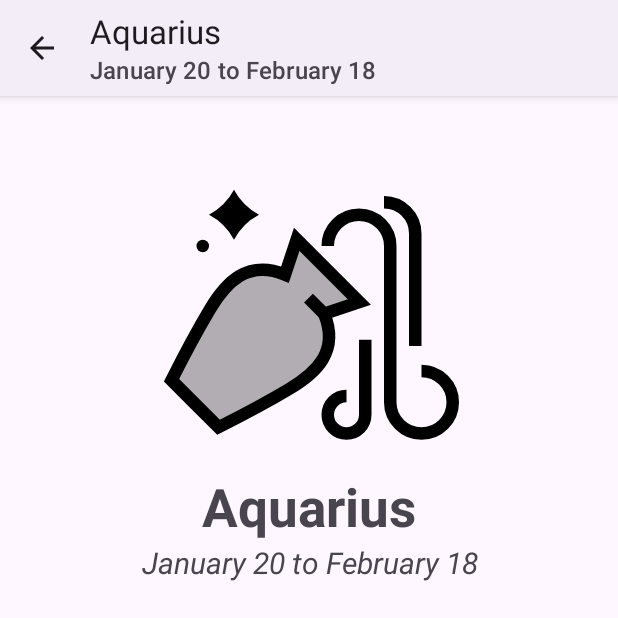
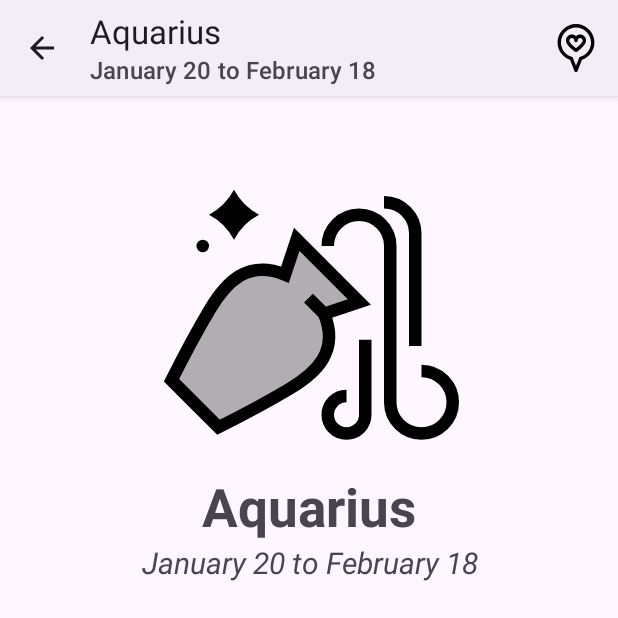
Before and after one commit to EdsDumpster/Horos-Exercise, an Android app: the screen it shows after launch (DetailActivity), after a tap on "Aquarius", on a phone screen of 412 x 824 dp, the top half of it. Run offline under Robolectric (Android 15) with nearby library versions, the phone set to English and light mode, and no system bars; 1 other tap on this screen came first.

Commit message:
Implement a Session to save a favorite sign and draw it in the app.

```diff
--- a/app/src/main/AndroidManifest.xml
+++ b/app/src/main/AndroidManifest.xml
@@ -12,10 +12,10 @@
         android:supportsRtl="true"
         android:theme="@style/Theme.HorosExercise">
         <activity
-            android:name=".DetailActivity"
+            android:name=".activities.DetailActivity"
             android:exported="false" />
         <activity
-            android:name=".MainActivity"
+            android:name=".activities.MainActivity"
             android:exported="true">
             <intent-filter>
                 <action android:name="android.intent.action.MAIN" />
--- /dev/null
+++ b/app/src/main/java/com/example/horos_exercise/SessionManager.kt
@@ -0,0 +1,24 @@
+package com.example.horos_exercise
+
+import android.content.Context
+import android.content.SharedPreferences
+
+class SessionManager(context: Context) {
+
+    val sharedPreferences: SharedPreferences = context.getSharedPreferences("horoscope_session", Context.MODE_PRIVATE)
+
+    fun setFavorite(horoscopeId: String) {
+        val editor = sharedPreferences.edit()
+        editor.putString("FAVORITE_HOROSCOPE_ID", horoscopeId)
+        editor.apply()
+    }
+
+    fun getFavorite(): String {
+        return sharedPreferences.getString("FAVORITE_HOROSCOPE_ID", "")!!
+    }
+
+    fun isFavorite(horoscopeId: String): Boolean {
+        return horoscopeId == getFavorite()
+    }
+
+}
--- a/app/src/main/java/com/example/horos_exercise/DetailActivity.kt
+++ b/app/src/main/java/com/example/horos_exercise/activities/DetailActivity.kt
@@ -1,6 +1,7 @@
-package com.example.horos_exercise
+package com.example.horos_exercise.activities
 
 import android.os.Bundle
+import android.view.Menu
 import android.view.MenuItem
 import android.widget.ImageView
 import android.widget.TextView
@@ -8,12 +9,22 @@ import androidx.activity.enableEdgeToEdge
 import androidx.appcompat.app.AppCompatActivity
 import androidx.core.view.ViewCompat
 import androidx.core.view.WindowInsetsCompat
+import com.example.horos_exercise.R
+import com.example.horos_exercise.SessionManager
+import com.example.horos_exercise.ZodiacList
 
 class DetailActivity : AppCompatActivity() {
 
     lateinit var nameView: TextView
     lateinit var dateView: TextView
     lateinit var iconView: ImageView
+
+    lateinit var horoscope: ZodiacList
+
+    lateinit var session: SessionManager
+    lateinit var favoriteMenu: MenuItem
+
+    var isFavorite = false
 
     override fun onCreate(savedInstanceState: Bundle?) {
         super.onCreate(savedInstanceState)
@@ -24,7 +35,7 @@ class DetailActivity : AppCompatActivity() {
             v.setPadding(systemBars.left, systemBars.top, systemBars.right, systemBars.bottom)
             insets
         }
-
+        session = SessionManager(this)
 
         nameView = findViewById(R.id.ivName)
         dateView = findViewById(R.id.ivDate)
@@ -32,7 +43,11 @@ class DetailActivity : AppCompatActivity() {
 
         val id = intent.getStringExtra("HOROSCOPE_ID")!!
 
-        val horoscope = ZodiacList.getById(id)
+        horoscope = ZodiacList.getById(id)
+        isFavorite = session.isFavorite(id)
+
+
+
 
         supportActionBar?.setDisplayHomeAsUpEnabled(true)
         supportActionBar?.setTitle(horoscope.name)
@@ -43,8 +58,28 @@ class DetailActivity : AppCompatActivity() {
         iconView.setImageResource(horoscope.icon)
     }
 
+    override fun onCreateOptionsMenu(menu: Menu): Boolean {
+        menuInflater.inflate(R.menu.activity_detail_menu, menu)
+
+        favoriteMenu = menu.findItem(R.id.action_favorite)
+        setFavoriteMenu()
+
+        return true
+    }
+
     override fun onOptionsItemSelected(item: MenuItem): Boolean {
         return when (item.itemId) {
+
+            R.id.action_favorite -> {
+                isFavorite = !isFavorite
+                if (isFavorite) {
+                    session.setFavorite(horoscope.id)
+                } else {
+                    session.setFavorite("")
+                }
+                setFavoriteMenu()
+                true
+            }
             android.R.id.home -> {
                 finish()
                 true
@@ -53,4 +88,13 @@ class DetailActivity : AppCompatActivity() {
             else -> super.onOptionsItemSelected(item)
         }
     }
+
+
+    fun setFavoriteMenu() {
+        if (isFavorite) {
+            favoriteMenu.setIcon(R.drawable.favorite_true_icon)
+        } else {
+            favoriteMenu.setIcon(R.drawable.favorite_false_icon)
+        }
+    }
 }
--- a/app/src/main/java/com/example/horos_exercise/MainActivity.kt
+++ b/app/src/main/java/com/example/horos_exercise/activities/MainActivity.kt
@@ -1,4 +1,4 @@
-package com.example.horos_exercise
+package com.example.horos_exercise.activities
 
 import android.content.Intent
 import android.os.Bundle
@@ -10,12 +10,13 @@ import androidx.core.view.ViewCompat
 import androidx.core.view.WindowInsetsCompat
 import androidx.recyclerview.widget.LinearLayoutManager
 import androidx.recyclerview.widget.RecyclerView
+import com.example.horos_exercise.R
+import com.example.horos_exercise.ZodiacList
 import com.example.horos_exercise.adapter.ZodiacAdapter
-
 
 class MainActivity : AppCompatActivity() {
 
-    var horoscopeList: List<ZodiacList> = ZodiacList.getAll()
+    var horoscopeList: List<ZodiacList> = ZodiacList.Companion.getAll()
     lateinit var adapter: ZodiacAdapter
 
     override fun onCreate(savedInstanceState: Bundle?) {
@@ -32,11 +33,16 @@ class MainActivity : AppCompatActivity() {
         initRecyclerView()
     }
 
+    override fun onResume() {
+        super.onResume()
+
+        adapter.updateItems(horoscopeList)
+    }
+
     fun initRecyclerView(){
         val recyclerView = findViewById<RecyclerView>(R.id.recycleHoros)
         recyclerView.layoutManager = LinearLayoutManager(this)
         recyclerView.adapter = adapter
-
 
     }
 
@@ -50,7 +56,7 @@ class MainActivity : AppCompatActivity() {
             }
 
             override fun onQueryTextChange(newText: String): Boolean {
-                horoscopeList = ZodiacList.getAll().filter {
+                horoscopeList = ZodiacList.Companion.getAll().filter {
                     getString(it.name).contains(newText, true)
                             || getString(it.dates).contains(newText, true)
                 }
--- a/app/src/main/java/com/example/horos_exercise/adapter/ZodiacViewHolder.kt
+++ b/app/src/main/java/com/example/horos_exercise/adapter/ZodiacViewHolder.kt
@@ -5,19 +5,28 @@ import android.widget.ImageView
 import android.widget.TextView
 import androidx.recyclerview.widget.RecyclerView
 import com.example.horos_exercise.R
+import com.example.horos_exercise.SessionManager
 import com.example.horos_exercise.ZodiacList
 import org.w3c.dom.Text
 
 class ZodiacViewHolder (view: View): RecyclerView.ViewHolder(view){
 
-    val textName = view.findViewById<TextView>(R.id.ivName)
-    val textDate = view.findViewById<TextView>(R.id.ivDate)
-    val iconImg = view.findViewById<ImageView>(R.id.ivIcon)
+    val textName: TextView = view.findViewById<TextView>(R.id.ivName)
+    val textDate: TextView = view.findViewById<TextView>(R.id.ivDate)
+    val iconImg: ImageView = view.findViewById<ImageView>(R.id.ivIcon)
+    val favoriteImg: ImageView = view.findViewById<ImageView>(R.id.ivFavorite)
 
     fun render(zodiacList: ZodiacList){
         textName.setText(zodiacList.name)
         textDate.setText(zodiacList.dates)
         iconImg.setImageResource(zodiacList.icon)
 
+        val session = SessionManager(itemView.context)
+        if (session.isFavorite(zodiacList.id)) {
+            favoriteImg.visibility = View.VISIBLE
+        } else {
+            favoriteImg.visibility = View.GONE
+        }
+
     }
 }
--- a/app/src/main/res/layout/activity_detail.xml
+++ b/app/src/main/res/layout/activity_detail.xml
@@ -6,7 +6,7 @@
     android:layout_width="match_parent"
     android:layout_height="match_parent"
     android:orientation="vertical"
-    tools:context=".DetailActivity">
+    tools:context=".activities.DetailActivity">
 
     <ImageView
         android:id="@+id/ivIcon"
--- a/app/src/main/res/layout/activity_main.xml
+++ b/app/src/main/res/layout/activity_main.xml
@@ -5,7 +5,7 @@
     android:id="@+id/main"
     android:layout_width="match_parent"
     android:layout_height="match_parent"
-    tools:context=".MainActivity">
+    tools:context=".activities.MainActivity">
 
     <androidx.recyclerview.widget.RecyclerView
         android:id="@+id/recycleHoros"
--- /dev/null
+++ b/app/src/main/res/menu/activity_detail_menu.xml
@@ -0,0 +1,9 @@
+<?xml version="1.0" encoding="utf-8"?>
+<menu xmlns:android="http://schemas.android.com/apk/res/android"
+    xmlns:app="http://schemas.android.com/apk/res-auto">
+    <item
+        android:id="@+id/action_favorite"
+        android:icon="@drawable/favorite_false_icon"
+        android:title="Favorite"
+        app:showAsAction="always"/>
+</menu>
```
Also changed, not shown: app/src/main/res/layout/items_zodiac.xml (+9 -1 lines).
